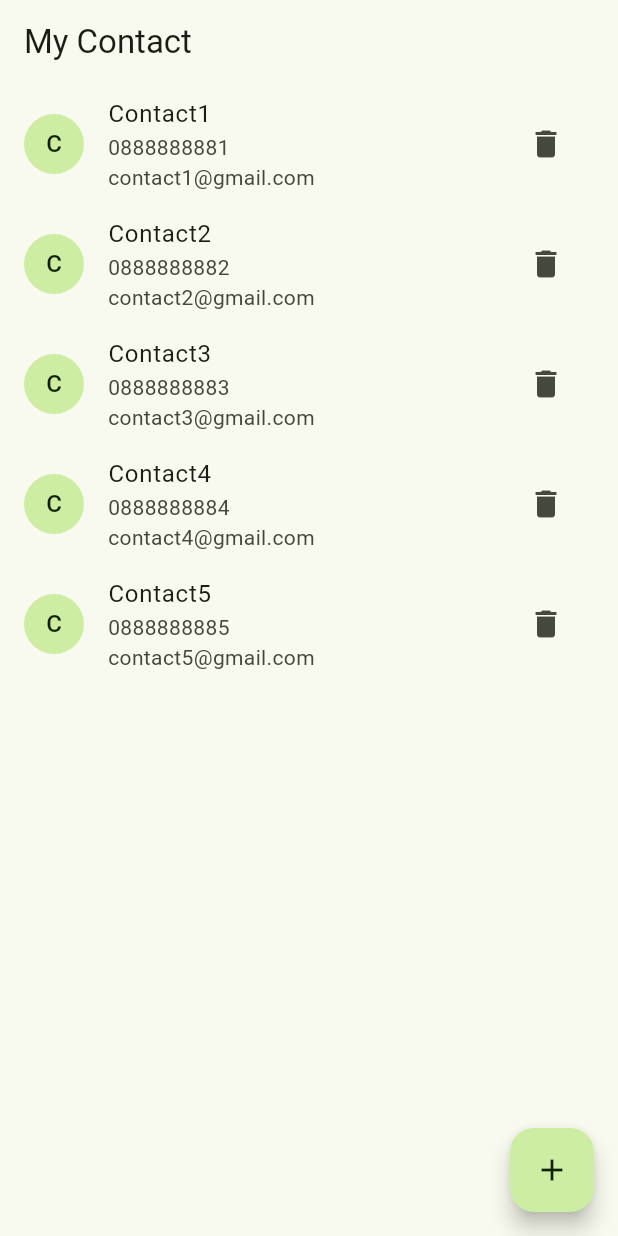
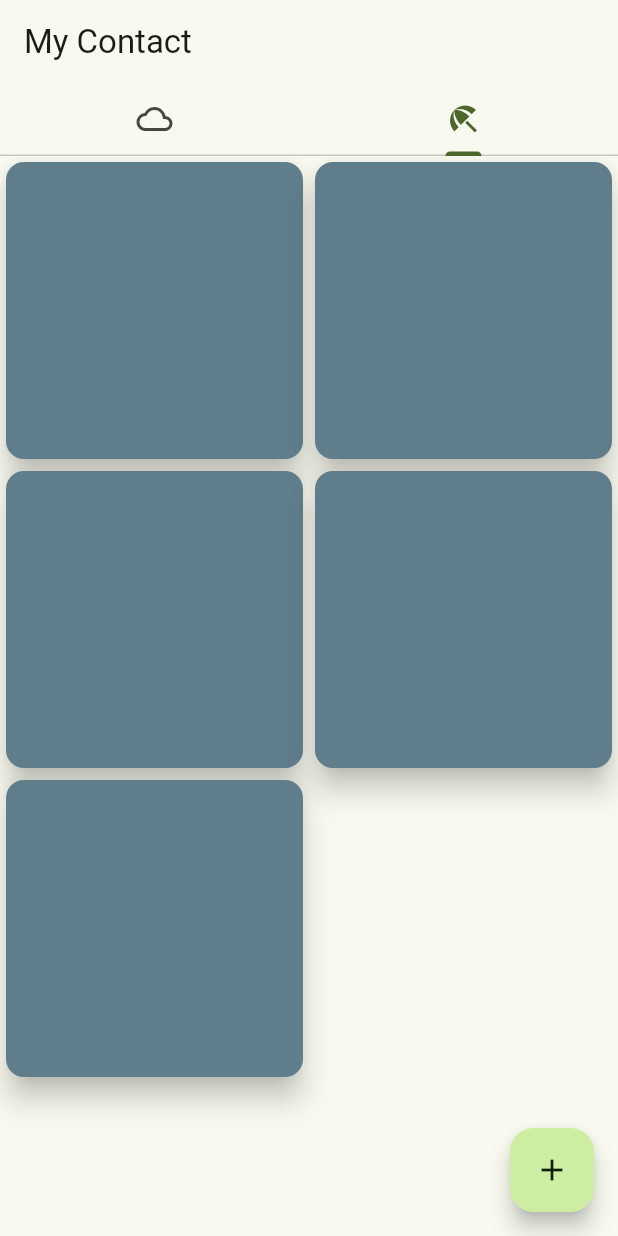
Before and after one commit to Milarize/week_5, a Flutter app: the screen it shows after launch, on a phone screen of 412 x 824 dp. Run offline on Flutter 3.47's test engine with Material 3 defaults, Android fonts, the phone set to English and light mode, and no system bars; our stand-ins replace google_fonts; Roboto replaces fonts that are missing (Kanit).

Commit message:
add card

```diff
--- a/lib/contact_provider.dart
+++ b/lib/contact_provider.dart
@@ -70,8 +70,8 @@ class ContactProvider extends ChangeNotifier {
     notifyListeners();
   }
 
-  void deleteContact(int index) {
-    int index = _items.indexWhere((c) => c.id == _currentContact.id);
+  void deleteContact(int i) {
+    int index = _items.indexWhere((c) => c.id == i);
     if (index != -1) {
       _items.removeAt(index);
     }
--- a/lib/contact_widget.dart
+++ b/lib/contact_widget.dart
@@ -17,11 +17,48 @@ class _ContactWidgetState extends State<ContactWidget> {
   Widget build(BuildContext context) {
     return Consumer<ContactProvider>(
       builder: (context, contactProvider, child) {
-        return Scaffold(
+        return DefaultTabController(
+          length: 3,
+          initialIndex: 1,
+          child: Scaffold(
             appBar: AppBar(
               title: Text('My Contact'),
+              bottom: TabBar(tabs: <Widget>[
+                Tab(icon: Icon(Icons.cloud_outlined)),
+                Tab(icon: Icon(Icons.beach_access_sharp)),
+              ]),
             ),
-          body: ListView.builder(
+            body: TabBarView(
+              children: [
+                ContactListView1(),
+                ContactListView2(),
+              ],
+            ),
+            floatingActionButton: FloatingActionButton(
+              child: Icon(Icons.add),
+              onPressed: () {
+                Navigator.push(context, MaterialPageRoute(builder: (context) {
+                  return AddContactWidget();
+                }));
+              },
+            ),
+          ),
+        );
+      },
+    );
+  }
+}
+
+class ContactListView1 extends StatelessWidget {
+  const ContactListView1({
+    super.key,
+  });
+
+  @override
+  Widget build(BuildContext context) {
+    return Consumer<ContactProvider>(
+        builder: (context, contactProvider, child) {
+      return ListView.builder(
         itemBuilder: (context, index) {
           return ListTile(
             leading: CircleAvatar(
@@ -49,8 +86,8 @@ class _ContactWidgetState extends State<ContactWidget> {
                   builder: (context) {
                     return AlertDialog(
                       title: Text('Delete Contact'),
-                          content: Text(
-                              'Are you sure you want to delete this contact'),
+                      content:
+                          Text('Are you sure you want to delete this contact'),
                       actions: [
                         TextButton(
                           onPressed: () {
@@ -60,8 +97,7 @@ class _ContactWidgetState extends State<ContactWidget> {
                         ),
                         TextButton(
                           onPressed: () {
-                                Provider.of<ContactProvider>(context,
-                                        listen: false)
+                            Provider.of<ContactProvider>(context, listen: false)
                                 .deleteContact(index);
                             Navigator.pop(context);
                           },
@@ -86,17 +122,37 @@ class _ContactWidgetState extends State<ContactWidget> {
           );
         },
         itemCount: contactProvider.items.length,
+      );
+    });
+  }
+}
+
+class ContactListView2 extends StatelessWidget {
+  const ContactListView2({
+    super.key,
+  });
+
+  @override
+  Widget build(BuildContext context) {
+    return Consumer<ContactProvider>(
+        builder: (context, contactProvider, child) {
+      return GridView.builder(
+        gridDelegate:
+            SliverGridDelegateWithFixedCrossAxisCount(crossAxisCount: 2),
+        itemBuilder: (context, index) {
+          return Card(
+            color: Colors.blueGrey,
+            shape: RoundedRectangleBorder(
+              borderRadius: BorderRadius.circular(12.0),
             ),
-          floatingActionButton: FloatingActionButton(
-            child: Icon(Icons.add),
-            onPressed: () {
-              Navigator.push(context, MaterialPageRoute(builder: (context) {
-                return AddContactWidget();
-              }));
-            },
+            elevation: 8,
+            child: Container(
+              child: Center(),
             ),
           );
         },
+        itemCount: contactProvider.items.length,
       );
+    });
   }
 }
--- a/lib/edit_contact_widget.dart
+++ b/lib/edit_contact_widget.dart
@@ -93,6 +93,7 @@ class _EditContactWidgetState extends State<EditContactWidget> {
                         phone: phoneConTroller.text,
                         email: emailConTroller.text);
                     provider.setCurrentContact(currentContact);
+                    provider.saveContact();
                     ScaffoldMessenger.of(context).showSnackBar(SnackBar(
                       content: Text('Process Data'),
                     ));
```
Also changed, not shown: lib/add_contact_widget.dart (+8 -6 lines). Lines whose indentation alone changed are shown as unchanged.
